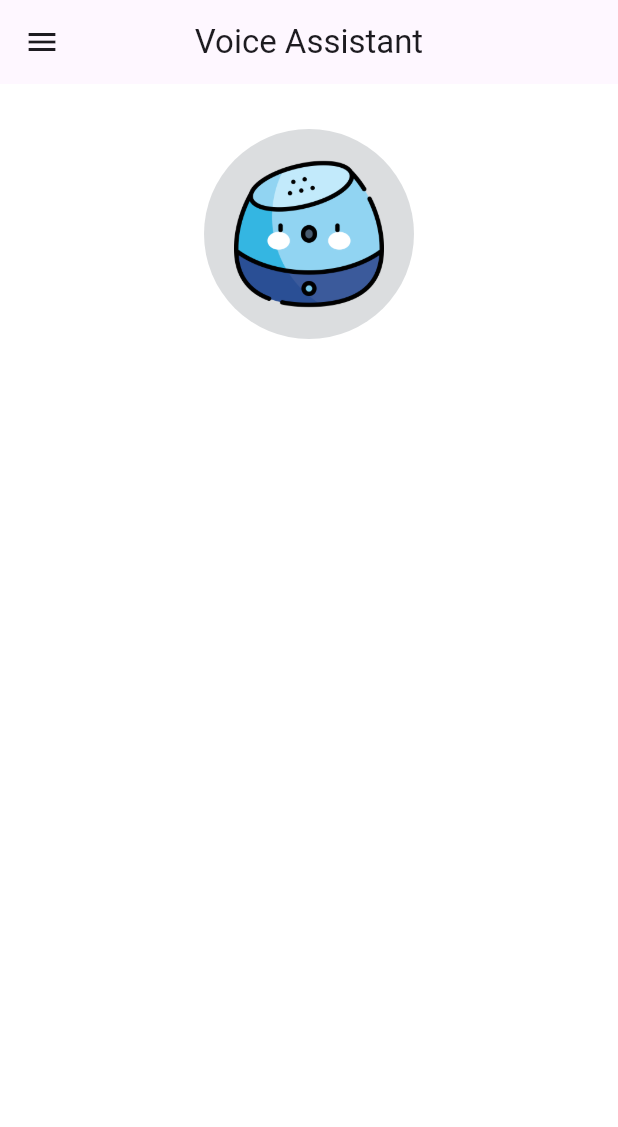
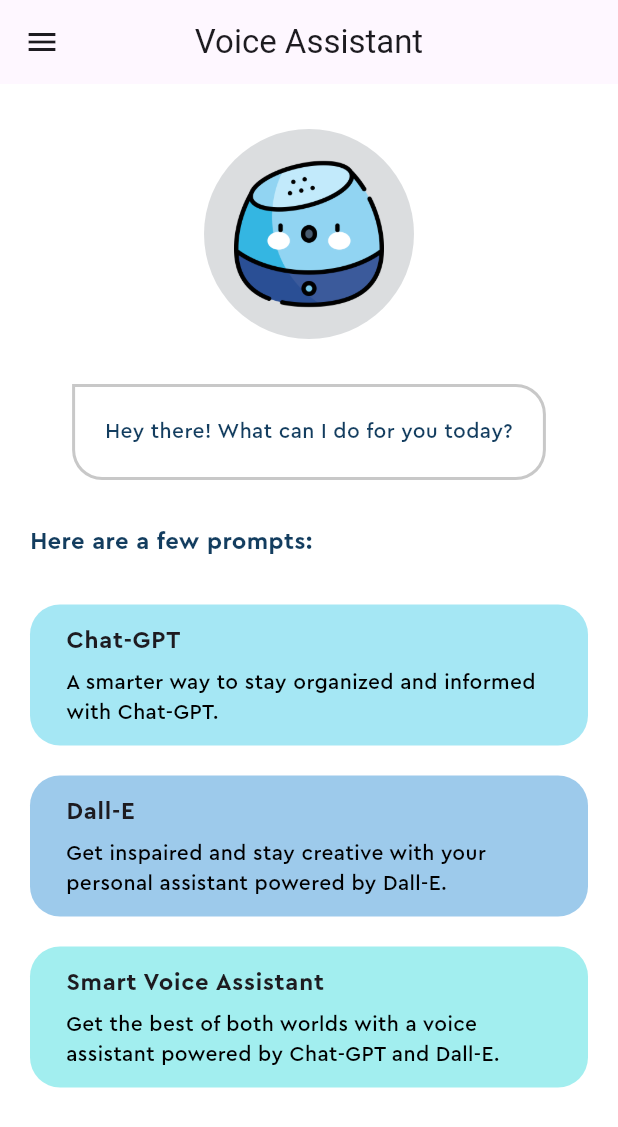
Before and after one commit to rishirizz/voice_assistant_app, a Flutter app: the screen it shows after launch, on a phone screen of 412 x 824 dp. Shown: the top 1127 px of the screen. Run offline on Flutter 3.47's test engine with Material 3 defaults, Android fonts, the light colour scheme and no system bars.

Commit message:
Prompt bubbles added.

```diff
--- a/lib/screens/home_screen.dart
+++ b/lib/screens/home_screen.dart
@@ -1,6 +1,7 @@
 import 'package:flutter/material.dart';
+import 'package:flutter/widgets.dart';
 import 'package:voice_assistant_app/utils/colors.dart';
-
+import 'package:voice_assistant_app/widgets/prompt_bubble.dart';
 import '../widgets/voice_assistant.dart';
 
 class HomeScreen extends StatefulWidget {
@@ -24,6 +25,7 @@
         ),
       ),
       body: SafeArea(
+        child: SingleChildScrollView(
           child: Padding(
             padding: const EdgeInsets.symmetric(
               horizontal: 20,
@@ -31,10 +33,76 @@
             ).copyWith(
               bottom: 0,
             ),
-          child: const Column(
+            child: Column(
               children: [
-              VoiceAssistant(),
+                const VoiceAssistant(),
+                const SizedBox(
+                  height: 30,
+                ),
+                Container(
+                  decoration: BoxDecoration(
+                    border: Border.all(
+                      color: AppColor.borderColor,
+                      width: 2,
+                    ),
+                    borderRadius: BorderRadius.circular(20).copyWith(
+                      topLeft: Radius.zero,
+                    ),
+                  ),
+                  child: const Padding(
+                    padding: EdgeInsets.all(20.0),
+                    child: Text(
+                      'Hey there! What can I do for you today?',
+                      style: TextStyle(
+                        fontFamily: 'Cera-Pro',
+                        color: AppColor.mainFontColor,
+                      ),
+                    ),
+                  ),
+                ),
+                const SizedBox(
+                  height: 30,
+                ),
+                const Align(
+                  alignment: Alignment.centerLeft,
+                  child: Text(
+                    'Here are a few prompts:',
+                    style: TextStyle(
+                      fontFamily: 'Cera-Pro',
+                      color: AppColor.mainFontColor,
+                      fontWeight: FontWeight.bold,
+                      fontSize: 16,
+                    ),
+                  ),
+                ),
+                const SizedBox(
+                  height: 30,
+                ),
+                const PromptBubble(
+                  title: 'Chat-GPT',
+                  subtitle:
+                      'A smarter way to stay organized and informed with Chat-GPT.',
+                  bgColor: AppColor.firstSuggestionBoxColor,
+                ),
+                const SizedBox(
+                  height: 20,
+                ),
+                const PromptBubble(
+                  title: 'Dall-E',
+                  subtitle: 'Get inspaired and stay creative with your personal assistant powered by Dall-E.',
+                  bgColor: AppColor.secondSuggestionBoxColor,
+                ),
+                const SizedBox(
+                  height: 20,
+                ),
+                const PromptBubble(
+                  title: 'Smart Voice Assistant',
+                  subtitle:
+                      'Get the best of both worlds with a voice assistant powered by Chat-GPT and Dall-E.',
+                  bgColor: AppColor.thirdSuggestionBoxColor,
+                ),
               ],
+            ),
           ),
         ),
       ),
--- /dev/null
+++ b/lib/widgets/prompt_bubble.dart
@@ -0,0 +1,51 @@
+import 'package:flutter/material.dart';
+import 'package:voice_assistant_app/utils/colors.dart';
+
+class PromptBubble extends StatelessWidget {
+  final String title;
+  final String subtitle;
+  final Color bgColor;
+  const PromptBubble(
+      {required this.title,
+      required this.subtitle,
+      required this.bgColor,
+      super.key});
+
+  @override
+  Widget build(BuildContext context) {
+    return ListTile(
+      title: Padding(
+        padding: const EdgeInsets.symmetric(
+          horizontal: 8.0,
+          vertical: 4,
+        ),
+        child: Text(
+          title,
+          style: const TextStyle(
+            fontFamily: 'Cera-Pro',
+            fontWeight: FontWeight.bold,
+          ),
+        ),
+      ),
+      subtitle: Padding(
+        padding: const EdgeInsets.symmetric(
+          horizontal: 8.0,
+          vertical: 2.0,
+        ).copyWith(
+          bottom: 4,
+        ),
+        child: Text(
+          subtitle,
+          style: const TextStyle(
+            fontFamily: 'Cera-Pro',
+            color: AppColor.blackColor,
+          ),
+        ),
+      ),
+      tileColor: bgColor,
+      shape: RoundedRectangleBorder(
+        borderRadius: BorderRadius.circular(20.0),
+      ),
+    );
+  }
+}
```
Lines whose indentation alone changed are shown as unchanged.
